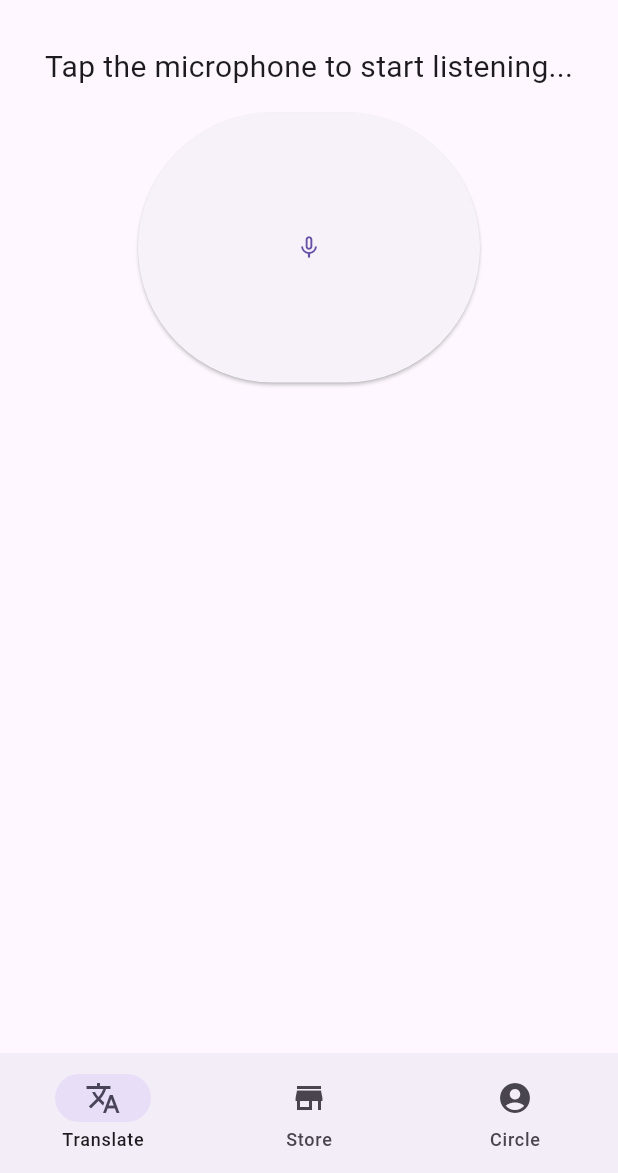
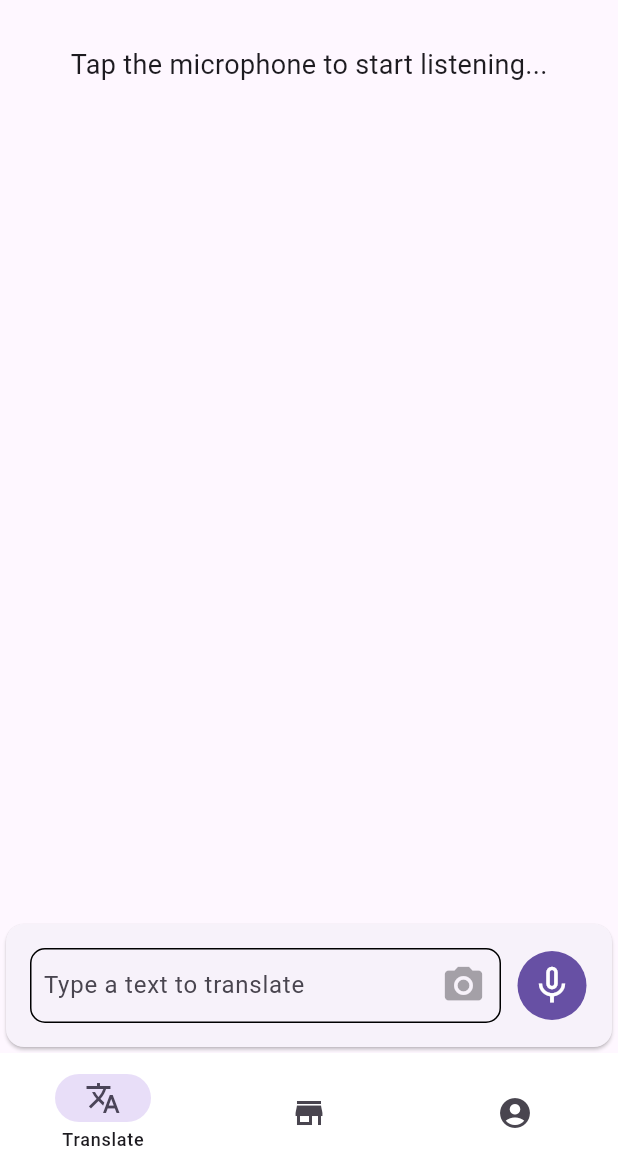
Before and after one commit to fathiabdelmalek/sign_talk_demo, a Flutter app: the screen it shows after launch, on a phone screen of 412 x 824 dp, the part 63-1236 px from its top. Run offline on Flutter 3.47's test engine with Material 3 defaults, Android fonts, the phone set to English and light mode, and no system bars; drawn by our look-alikes of avatar_glow; our stand-ins replace speech_to_text.

Commit message:
change the big button to a new widget contain TextField and two IconButton, and fix the AvatarGlow issue by updating to the latest version

```diff
--- a/lib/main.dart
+++ b/lib/main.dart
@@ -28,6 +28,9 @@ class _MyAppState extends State<MyApp> {
     return MaterialApp(
       debugShowCheckedModeBanner: false,
       title: 'Flutter Demo',
+      theme: ThemeData(
+        useMaterial3: true,
+      ),
       home: Scaffold(
         appBar: AppBar(
           title: const Text('TAKALEM Sign Talk Demo'),
@@ -40,11 +43,13 @@ class _MyAppState extends State<MyApp> {
           },
           selectedIndex: pageIndex,
         ),
-        body: <Widget>[
-          const TranslatePage(),
-          const StorePage(),
-          const AccountPage(),
-        ][pageIndex],
+        body: SafeArea(
+          child: <Widget>[
+            const TranslatePage(),
+            const StorePage(),
+            const AccountPage(),
+          ][pageIndex],
+        ),
       ),
     );
   }
--- a/lib/pages/account.dart
+++ b/lib/pages/account.dart
@@ -9,7 +9,7 @@ class AccountPage extends StatelessWidget {
   Widget build(BuildContext context) {
     return const Card(
       shadowColor: Colors.transparent,
-      margin: const EdgeInsets.all(8.0),
+      margin: EdgeInsets.all(8.0),
       child: SizedBox.expand(
         child: Center(
           child: Text('Account page'),
--- a/lib/pages/store.dart
+++ b/lib/pages/store.dart
@@ -9,7 +9,7 @@ class StorePage extends StatelessWidget {
   Widget build(BuildContext context) {
     return const Card(
       shadowColor: Colors.transparent,
-      margin: const EdgeInsets.all(8.0),
+      margin: EdgeInsets.all(8.0),
       child: SizedBox.expand(
         child: Center(
           child: Text('Store page'),
--- a/lib/pages/translate.dart
+++ b/lib/pages/translate.dart
@@ -2,6 +2,7 @@ import 'package:avatar_glow/avatar_glow.dart';
 import 'package:flutter/material.dart';
 import 'package:speech_to_text/speech_recognition_result.dart';
 import 'package:speech_to_text/speech_to_text.dart';
+import 'package:takalem_sign_talk_demo/widgets/input_card.dart';
 
 class TranslatePage extends StatefulWidget {
   const TranslatePage({super.key});
@@ -11,14 +12,18 @@ class TranslatePage extends StatefulWidget {
 }
 
 class _TranslatePageState extends State<TranslatePage> {
-  final SpeechToText _speechToText = SpeechToText();
+  late final SpeechToText _speechToText;
   bool _speechEnabled = false;
   String _lastWords = '';
   double _confidence = 0;
+  final TextEditingController _textEditingController = TextEditingController();
+  bool _showCameraButton = true;
+  bool _showMicButton = true;
 
   @override
   void initState() {
     super.initState();
+    _speechToText = SpeechToText();
     _initSpeech();
   }
 
@@ -63,22 +68,7 @@ class _TranslatePageState extends State<TranslatePage> {
                   : _speechEnabled
                       ? 'Tap the microphone to start listening...'
                       : 'Speech not available',
-              style: const TextStyle(fontSize: 20.0),
-            ),
-          ),
-          ElevatedButton(
-            onPressed:
-                _speechToText.isNotListening ? _startListening : _stopListening,
-            child: AvatarGlow(
-              endRadius: 90.0,
-              animate: _speechToText.isListening,
-              repeat: true,
-              showTwoGlows: true,
-              duration: const Duration(milliseconds: 2000),
-              repeatPauseDuration: const Duration(microseconds: 100),
-              child: Icon(
-                _speechToText.isNotListening ? Icons.mic_none : Icons.mic,
-              ),
+              style: const TextStyle(fontSize: 18.0),
             ),
           ),
           Expanded(
@@ -93,8 +83,9 @@ class _TranslatePageState extends State<TranslatePage> {
               ),
             ),
           ),
-          if (_speechToText.isNotListening && _confidence > 0)
-            Padding(
+          Container(
+            child: _speechToText.isNotListening && _confidence > 0
+                ? Padding(
                     padding: const EdgeInsets.only(bottom: 100.0),
                     child: Text(
                       'Confidence: ${(_confidence * 100).toStringAsFixed(1)}%',
@@ -103,6 +94,80 @@ class _TranslatePageState extends State<TranslatePage> {
                         fontWeight: FontWeight.w500,
                       ),
                     ),
+                  )
+                : const Padding(
+                    padding: EdgeInsets.only(bottom: 100.0),
+                  ),
+          ),
+          // InputCard(speechToText: _speechToText),
+          Card(
+            child: Padding(
+              padding: const EdgeInsets.all(16),
+              child: Row(
+                children: [
+                  Expanded(
+                    child: Container(
+                      decoration: BoxDecoration(
+                        border: Border.all(color: Colors.black),
+                        borderRadius: BorderRadius.circular(10),
+                      ),
+                      child: Row(
+                        children: [
+                          Expanded(
+                            child: TextField(
+                              controller: _textEditingController,
+                              decoration: const InputDecoration(
+                                border: InputBorder.none,
+                                hintText: 'Type a text to translate',
+                                contentPadding: EdgeInsets.all(8),
+                              ),
+                              onChanged: (value) {
+                                setState(() {
+                                  _showCameraButton = value.isEmpty;
+                                  _showMicButton = value.isEmpty;
+                                });
+                              },
+                            ),
+                          ),
+                          if (_showCameraButton)
+                            const IconButton(
+                              iconSize: 30,
+                              onPressed: null,
+                              icon: Icon(
+                                Icons.camera_alt,
+                              ),
+                            ),
+                        ],
+                      ),
+                    ),
+                  ),
+                  const SizedBox(width: 10),
+                  if (_showMicButton)
+                    AvatarGlow(
+                      animate: _speechToText.isListening,
+                      glowColor: Colors.purple,
+                      child: IconButton.filled(
+                        onPressed: _speechToText.isNotListening
+                            ? _startListening
+                            : _stopListening,
+                        iconSize: 30.0,
+                        icon: Icon(
+                          _speechToText.isNotListening
+                              ? Icons.mic_none
+                              : Icons.mic,
+                          color: Colors.white,
+                        ),
+                      ),
+                    ),
+                  if (!_showMicButton)
+                    IconButton.filled(
+                      iconSize: 30,
+                      onPressed: () {},
+                      icon: const Icon(Icons.send),
+                    ),
+                ],
+              ),
+            ),
           ),
         ],
       ),
--- a/lib/widgets/navigation_bar.dart
+++ b/lib/widgets/navigation_bar.dart
@@ -13,6 +13,9 @@ class MainNav extends StatelessWidget {
   @override
   Widget build(BuildContext context) {
     return NavigationBar(
+      backgroundColor: Colors.white,
+      labelBehavior: NavigationDestinationLabelBehavior.onlyShowSelected,
+      animationDuration: const Duration(seconds: 1),
       onDestinationSelected: onDestinationSelected,
       selectedIndex: selectedIndex,
       destinations: const <NavigationDestination>[
```
Also changed, not shown: lib/widgets/input_card.dart (added, +125 -0 lines), pubspec.yaml (+3 -76 lines), pubspec.lock. Lines whose indentation alone changed are shown as unchanged.
